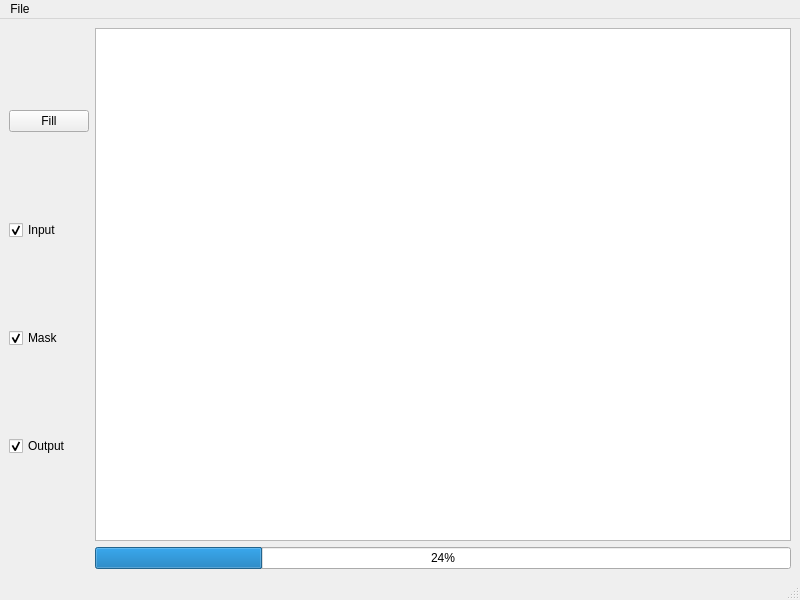
daviddoria/PoissonEditing, file GUI/PoissonEditingWidget.ui: the form before one commit.
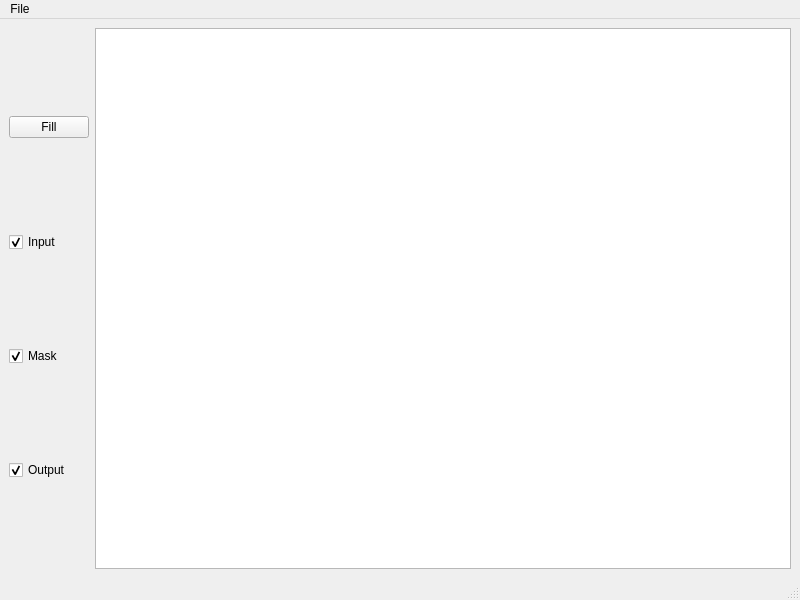
The form after the commit.

```diff
--- a/GUI/PoissonEditingWidget.ui
+++ b/GUI/PoissonEditingWidget.ui
@@ -59,13 +59,6 @@
       </item>
      </layout>
     </item>
-    <item row="1" column="1">
-     <widget class="QProgressBar" name="progressBar">
-      <property name="value">
-       <number>24</number>
-      </property>
-     </widget>
-    </item>
    </layout>
   </widget>
   <widget class="QMenuBar" name="menubar">
```
Left out of the diff: 2 changed lines with no effect on the pictures.
